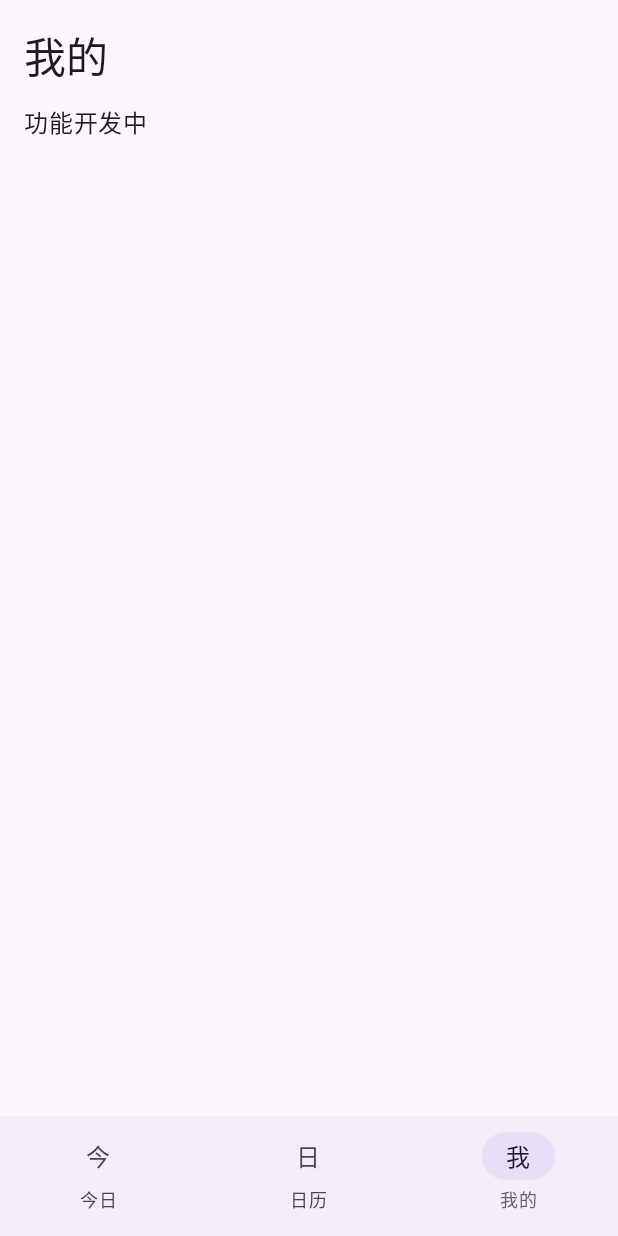
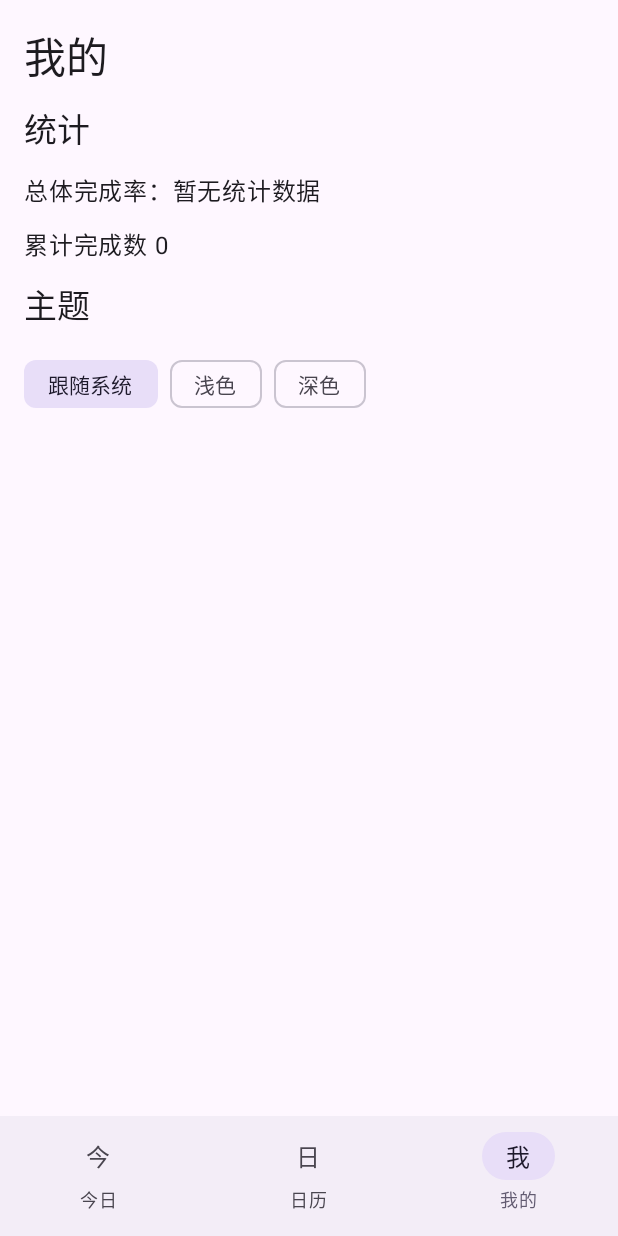
Before and after one commit to liuwenli02/LiteList, an Android app built with Jetpack Compose: the screen it shows after launch (MainActivity), item 3 of the bottom bar chosen, on a phone screen of 412 x 824 dp. Run offline under Robolectric (Android 15) with nearby library versions, the phone set to English and light mode, and no system bars; our stand-ins replace Room's generated code.

Commit message:
feat(my): add task statistics and persisted theme setting
PRD 9.1-9.2; TC-F15, TC-F16, TC-F18 (one-time task slice).
Overall rate excludes future dates while cumulative completions include them. Theme mode is stored with the active dataset pointer using Room migration 1->2.
Local verification: :app:testDebugUnitTest (9 tests) and :app:assembleDebug passed.
M17 remains in progress pending repeat instances, JSON restore integration and device acceptance.

```diff
--- a/app/src/main/java/com/liuwenli/litelist/MainActivity.kt
+++ b/app/src/main/java/com/liuwenli/litelist/MainActivity.kt
@@ -15,6 +15,8 @@ import androidx.compose.material3.Button
 import androidx.compose.material3.AlertDialog
 import androidx.compose.material3.Checkbox
 import androidx.compose.material3.MaterialTheme
+import androidx.compose.material3.darkColorScheme
+import androidx.compose.material3.lightColorScheme
 import androidx.compose.material3.NavigationBar
 import androidx.compose.material3.NavigationBarItem
 import androidx.compose.material3.OutlinedTextField
@@ -30,6 +32,7 @@ import androidx.compose.runtime.produceState
 import androidx.compose.runtime.remember
 import androidx.compose.runtime.rememberCoroutineScope
 import androidx.compose.runtime.setValue
+import androidx.compose.foundation.isSystemInDarkTheme
 import androidx.compose.ui.Modifier
 import androidx.compose.ui.unit.dp
 import androidx.room.Room
@@ -38,6 +41,7 @@ import com.liuwenli.litelist.data.TaskEntity
 import com.liuwenli.litelist.data.TaskRepository
 import com.liuwenli.litelist.ui.TaskEditorDialog
 import com.liuwenli.litelist.ui.CalendarScreen
+import com.liuwenli.litelist.ui.MyScreen
 import com.liuwenli.litelist.ui.TodayTaskSections
 import java.time.Clock
 import java.time.Duration
@@ -49,17 +53,32 @@ import kotlinx.coroutines.launch
 
 class MainActivity : ComponentActivity() {
     private val repository by lazy {
-        TaskRepository(Room.databaseBuilder(applicationContext, LiteListDatabase::class.java, "litelist.db").build(), Clock.systemDefaultZone())
+        TaskRepository(
+            Room.databaseBuilder(applicationContext, LiteListDatabase::class.java, "litelist.db")
+                .addMigrations(LiteListDatabase.MIGRATION_1_2)
+                .build(),
+            Clock.systemDefaultZone(),
+        )
     }
 
     override fun onCreate(savedInstanceState: Bundle?) {
         super.onCreate(savedInstanceState)
-        setContent { MaterialTheme { LiteListApp(repository) } }
+        setContent {
+            val themeMode by remember(repository) { repository.observeTheme() }.collectAsState(initial = "SYSTEM")
+            val dark = when (themeMode) {
+                "DARK" -> true
+                "LIGHT" -> false
+                else -> isSystemInDarkTheme()
+            }
+            MaterialTheme(colorScheme = if (dark) darkColorScheme() else lightColorScheme()) {
+                LiteListApp(repository, themeMode)
+            }
+        }
     }
 }
 
 @Composable
-private fun LiteListApp(repository: TaskRepository) {
+private fun LiteListApp(repository: TaskRepository, themeMode: String) {
     val tabs = listOf("今日", "日历", "我的")
     var selected by remember { mutableIntStateOf(0) }
     var title by remember { mutableStateOf("") }
@@ -139,7 +158,12 @@ private fun LiteListApp(repository: TaskRepository) {
                     onDelete = { pendingDelete = it },
                     onEdit = { pendingEdit = it },
                 )
-                else -> Text("功能开发中")
+                else -> MyScreen(
+                    tasks = tasks,
+                    today = today,
+                    themeMode = themeMode,
+                    onThemeChange = { repository.setTheme(it) },
+                )
             }
         }
     }
--- a/app/src/main/java/com/liuwenli/litelist/data/LiteListDatabase.kt
+++ b/app/src/main/java/com/liuwenli/litelist/data/LiteListDatabase.kt
@@ -2,12 +2,22 @@ package com.liuwenli.litelist.data
 
 import androidx.room.Database
 import androidx.room.RoomDatabase
+import androidx.room.migration.Migration
+import androidx.sqlite.db.SupportSQLiteDatabase
 
 @Database(
     entities = [DatasetGeneration::class, DatasetPointer::class, TaskEntity::class],
-    version = 1,
+    version = 2,
     exportSchema = false,
 )
 abstract class LiteListDatabase : RoomDatabase() {
     abstract fun taskDao(): TaskDao
+
+    companion object {
+        val MIGRATION_1_2 = object : Migration(1, 2) {
+            override fun migrate(db: SupportSQLiteDatabase) {
+                db.execSQL("ALTER TABLE dataset_pointer ADD COLUMN themeMode TEXT NOT NULL DEFAULT 'SYSTEM'")
+            }
+        }
+    }
 }
--- a/app/src/main/java/com/liuwenli/litelist/data/TaskDao.kt
+++ b/app/src/main/java/com/liuwenli/litelist/data/TaskDao.kt
@@ -37,4 +37,7 @@ interface TaskDao {
 
     @Query("UPDATE dataset_pointer SET contentRevision = contentRevision + 1 WHERE singletonId = 1 AND generationId = :generationId")
     suspend fun bumpRevision(generationId: String): Int
+
+    @Query("UPDATE dataset_pointer SET themeMode = :mode WHERE singletonId = 1 AND generationId = :generationId")
+    suspend fun setTheme(generationId: String, mode: String): Int
 }
--- a/app/src/main/java/com/liuwenli/litelist/data/TaskEntity.kt
+++ b/app/src/main/java/com/liuwenli/litelist/data/TaskEntity.kt
@@ -1,6 +1,7 @@
 package com.liuwenli.litelist.data
 
 import androidx.room.Entity
+import androidx.room.ColumnInfo
 import androidx.room.ForeignKey
 import androidx.room.Index
 import androidx.room.PrimaryKey
@@ -17,6 +18,7 @@ data class DatasetPointer(
     val generationId: String,
     val switchVersion: Long = 0,
     val contentRevision: Long = 0,
+    @ColumnInfo(defaultValue = "'SYSTEM'") val themeMode: String = "SYSTEM",
 )
 
 @Entity(
--- /dev/null
+++ b/app/src/main/java/com/liuwenli/litelist/ui/MyScreen.kt
@@ -0,0 +1,53 @@
+package com.liuwenli.litelist.ui
+
+import androidx.compose.foundation.layout.Arrangement
+import androidx.compose.foundation.layout.Column
+import androidx.compose.foundation.layout.Row
+import androidx.compose.material3.FilterChip
+import androidx.compose.material3.MaterialTheme
+import androidx.compose.material3.Text
+import androidx.compose.runtime.Composable
+import androidx.compose.runtime.getValue
+import androidx.compose.runtime.mutableStateOf
+import androidx.compose.runtime.remember
+import androidx.compose.runtime.rememberCoroutineScope
+import androidx.compose.runtime.setValue
+import androidx.compose.ui.unit.dp
+import com.liuwenli.litelist.data.TaskEntity
+import java.time.LocalDate
+import kotlinx.coroutines.launch
+
+@Composable
+fun MyScreen(
+    tasks: List<TaskEntity>,
+    today: LocalDate,
+    themeMode: String,
+    onThemeChange: suspend (String) -> Unit,
+) {
+    val stats = TaskStatistics.from(tasks, today)
+    val scope = rememberCoroutineScope()
+    var error by remember { mutableStateOf<String?>(null) }
+
+    Column(verticalArrangement = Arrangement.spacedBy(12.dp)) {
+        Text("统计", style = MaterialTheme.typography.titleLarge)
+        Text(stats.completionPercent?.let { "总体完成率 $it%（${stats.eligibleCompleted}/${stats.eligibleTotal}）" } ?: "总体完成率：暂无统计数据")
+        Text("累计完成数 ${stats.totalCompleted}")
+        Text("主题", style = MaterialTheme.typography.titleLarge)
+        Row(horizontalArrangement = Arrangement.spacedBy(8.dp)) {
+            listOf("SYSTEM" to "跟随系统", "LIGHT" to "浅色", "DARK" to "深色").forEach { (mode, label) ->
+                FilterChip(
+                    selected = themeMode == mode,
+                    onClick = {
+                        scope.launch {
+                            runCatching { onThemeChange(mode) }
+                                .onSuccess { error = null }
+                                .onFailure { error = it.message ?: "切换失败" }
+                        }
+                    },
+                    label = { Text(label) },
+                )
+            }
+        }
+        error?.let { Text(it, color = MaterialTheme.colorScheme.error) }
+    }
+}
--- /dev/null
+++ b/app/src/main/java/com/liuwenli/litelist/ui/MyStatistics.kt
@@ -0,0 +1,20 @@
+package com.liuwenli.litelist.ui
+
+import com.liuwenli.litelist.data.TaskEntity
+import java.time.LocalDate
+
+data class MyStatistics(val eligibleCompleted: Int, val eligibleTotal: Int, val totalCompleted: Int) {
+    val completionPercent: Int? get() = if (eligibleTotal == 0) null else eligibleCompleted * 100 / eligibleTotal
+}
+
+object TaskStatistics {
+    fun from(tasks: List<TaskEntity>, today: LocalDate): MyStatistics {
+        val active = tasks.filter { it.status == "PENDING" || it.status == "COMPLETED" }
+        val eligible = active.filter { !LocalDate.parse(it.plannedDate).isAfter(today) }
+        return MyStatistics(
+            eligibleCompleted = eligible.count { it.status == "COMPLETED" },
+            eligibleTotal = eligible.size,
+            totalCompleted = active.count { it.status == "COMPLETED" },
+        )
+    }
+}
```
Also changed, not shown: app/src/main/java/com/liuwenli/litelist/data/TaskRepository.kt (+14 -0 lines), 2 other files.
